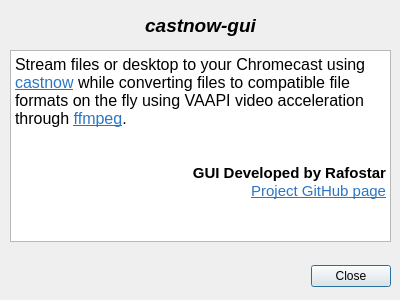
Before: the Qt Designer form src/aboutwindow.ui in Rafostar/castnow-gui, drawn with Qt 5.
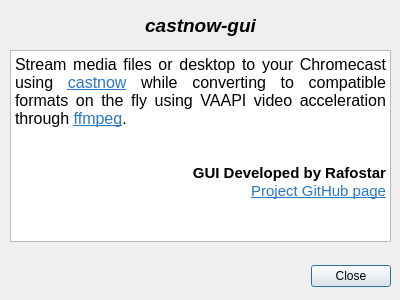
After: the same form once the commit is applied.

What changed in the file:
```diff
--- a/src/aboutwindow.ui
+++ b/src/aboutwindow.ui
@@ -85,7 +85,7 @@
 &lt;html&gt;&lt;head&gt;&lt;meta name=&quot;qrichtext&quot; content=&quot;1&quot; /&gt;&lt;style type=&quot;text/css&quot;&gt;
 p, li { white-space: pre-wrap; }
 &lt;/style&gt;&lt;/head&gt;&lt;body style=&quot; font-family:'Cantarell'; font-size:11pt; font-weight:400; font-style:normal;&quot;&gt;
-&lt;p style=&quot; margin-top:0px; margin-bottom:0px; margin-left:0px; margin-right:0px; -qt-block-indent:0; text-indent:0px;&quot;&gt;&lt;span style=&quot; font-size:12pt;&quot;&gt;Stream files or desktop to your Chromecast using &lt;/span&gt;&lt;a href=&quot;https://github.com/xat/castnow&quot;&gt;&lt;span style=&quot; font-size:12pt; text-decoration: underline; color:#2a76c6;&quot;&gt;castnow&lt;/span&gt;&lt;/a&gt;&lt;span style=&quot; font-size:12pt;&quot;&gt; while converting files to compatible file formats on the fly using VAAPI video acceleration through &lt;/span&gt;&lt;a href=&quot;https://www.ffmpeg.org&quot;&gt;&lt;span style=&quot; font-size:12pt; text-decoration: underline; color:#2a76c6;&quot;&gt;ffmpeg&lt;/span&gt;&lt;/a&gt;&lt;span style=&quot; font-size:12pt;&quot;&gt;.&lt;/span&gt;&lt;/p&gt;
+&lt;p align=&quot;justify&quot; style=&quot; margin-top:0px; margin-bottom:0px; margin-left:0px; margin-right:0px; -qt-block-indent:0; text-indent:0px;&quot;&gt;&lt;span style=&quot; font-size:12pt;&quot;&gt;Stream media files or desktop to your Chromecast using &lt;/span&gt;&lt;a href=&quot;https://github.com/xat/castnow&quot;&gt;&lt;span style=&quot; font-size:12pt; text-decoration: underline; color:#2a76c6;&quot;&gt;castnow&lt;/span&gt;&lt;/a&gt;&lt;span style=&quot; font-size:12pt;&quot;&gt; while converting to compatible formats on the fly using VAAPI video acceleration through &lt;/span&gt;&lt;a href=&quot;https://www.ffmpeg.org&quot;&gt;&lt;span style=&quot; font-size:12pt; text-decoration: underline; color:#2a76c6;&quot;&gt;ffmpeg&lt;/span&gt;&lt;/a&gt;&lt;span style=&quot; font-size:12pt;&quot;&gt;.&lt;/span&gt;&lt;/p&gt;
 &lt;p align=&quot;justify&quot; style=&quot;-qt-paragraph-type:empty; margin-top:0px; margin-bottom:0px; margin-left:0px; margin-right:0px; -qt-block-indent:0; text-indent:0px;&quot;&gt;&lt;br /&gt;&lt;/p&gt;
 &lt;p align=&quot;justify&quot; style=&quot;-qt-paragraph-type:empty; margin-top:0px; margin-bottom:0px; margin-left:0px; margin-right:0px; -qt-block-indent:0; text-indent:0px;&quot;&gt;&lt;br /&gt;&lt;/p&gt;
 &lt;p align=&quot;right&quot; style=&quot; margin-top:0px; margin-bottom:0px; margin-left:0px; margin-right:0px; -qt-block-indent:0; text-indent:0px;&quot;&gt;&lt;span style=&quot; font-weight:600;&quot;&gt;GUI Developed by Rafostar&lt;/span&gt;&lt;/p&gt;
```
